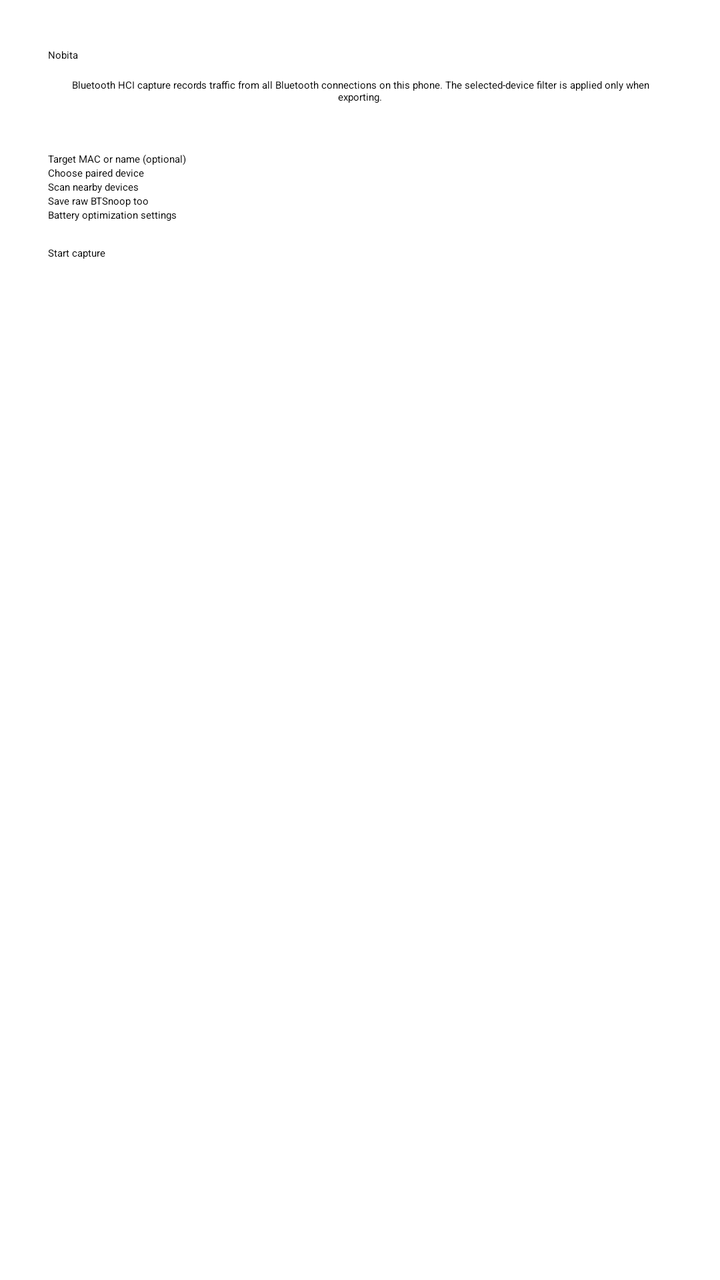
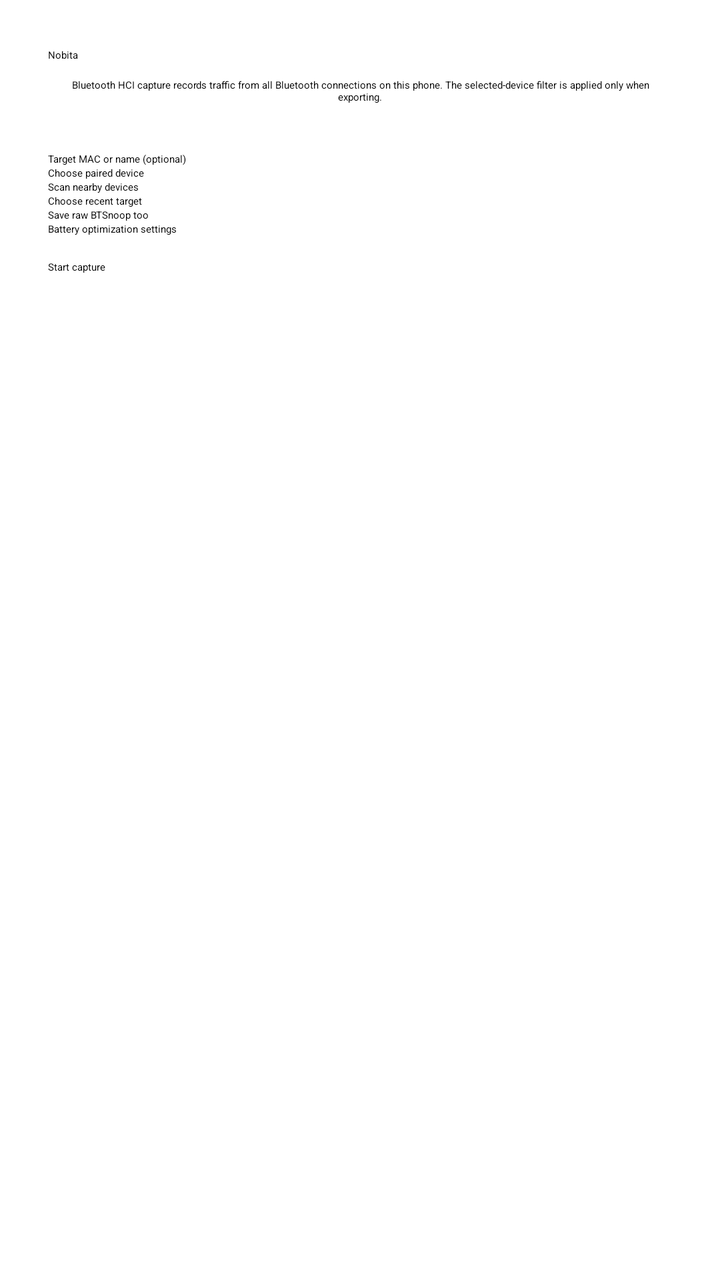

An Android layout rendered at two revisions. The XML below is the earlier revision; the diff shows what the commit changed to produce the second picture.
<!-- AndroidManifest.xml: application theme Theme.MyApp -->
<!-- res/layout/activity_main.xml -->
<?xml version="1.0" encoding="utf-8"?>
<LinearLayout xmlns:android="http://schemas.android.com/apk/res/android"
    android:layout_width="match_parent"
    android:layout_height="match_parent"
    android:gravity="center_horizontal"
    android:orientation="vertical"
    android:padding="24dp">

    <TextView
        android:layout_width="match_parent"
        android:layout_height="wrap_content"
        android:text="@string/app_name"
        android:textAppearance="?attr/textAppearanceHeadlineMedium" />

    <TextView
        android:layout_width="wrap_content"
        android:layout_height="wrap_content"
        android:layout_marginTop="8dp"
        android:gravity="center"
        android:text="@string/app_description" />

    <EditText
        android:id="@+id/target"
        android:layout_width="match_parent"
        android:layout_height="wrap_content"
        android:layout_marginTop="24dp"
        android:hint="@string/capture_target_hint"
        android:inputType="text" />

    <Button
        android:id="@+id/choose_paired"
        android:layout_width="match_parent"
        android:layout_height="wrap_content"
        android:text="@string/choose_paired" />
    <Button android:id="@+id/scan_nearby" android:layout_width="match_parent" android:layout_height="wrap_content" android:text="@string/scan_nearby" />
    <CheckBox android:id="@+id/save_raw" android:layout_width="match_parent" android:layout_height="wrap_content" android:text="@string/save_raw" />
    <Button android:id="@+id/battery_settings" android:layout_width="match_parent" android:layout_height="wrap_content" android:text="@string/battery_settings" />

    <Button
        android:id="@+id/start_capture"
        android:layout_width="match_parent"
        android:layout_height="wrap_content"
        android:layout_marginTop="12dp"
        android:text="@string/start_capture" />

    <Button
        android:id="@+id/stop_export"
        android:layout_width="match_parent"
        android:layout_height="wrap_content"
        android:text="@string/stop_export"
        android:visibility="gone" />
    <Button android:id="@+id/export_full" android:layout_width="match_parent" android:layout_height="wrap_content" android:text="@string/export_full" android:visibility="gone" />

    <TextView
        android:id="@+id/status"
        android:layout_width="match_parent"
        android:layout_height="wrap_content"
        android:layout_marginTop="16dp" />

    <LinearLayout
        android:id="@+id/export_actions"
        android:layout_width="match_parent"
        android:layout_height="wrap_content"
        android:visibility="gone">
        <Button android:id="@+id/open_capture" android:layout_width="0dp" android:layout_height="wrap_content" android:layout_weight="1" android:text="@string/open_capture" />
        <Button android:id="@+id/share_capture" android:layout_width="0dp" android:layout_height="wrap_content" android:layout_weight="1" android:text="@string/share_capture" />
    </LinearLayout>
</LinearLayout>
<!-- resources referenced by this layout -->
<resources>
  <string name="app_description">Bluetooth HCI capture records traffic from all Bluetooth connections on this phone. The selected-device filter is applied only when exporting.</string>
  <string name="app_name">Nobita</string>
  <string name="battery_settings">Battery optimization settings</string>
  <string name="capture_target_hint">Target MAC or name (optional)</string>
  <string name="choose_paired">Choose paired device</string>
  <string name="export_full">Export full capture</string>
  <string name="open_capture">Open</string>
  <string name="save_raw">Save raw BTSnoop too</string>
  <string name="scan_nearby">Scan nearby devices</string>
  <string name="share_capture">Share</string>
  <string name="start_capture">Start capture</string>
  <string name="stop_export">Stop &amp; export</string>
</resources>

<!-- the commit's change to res/layout/activity_main.xml (unified diff, before → after) -->
@@ -33,6 +33,7 @@
         android:layout_height="wrap_content"
         android:text="@string/choose_paired" />
     <Button android:id="@+id/scan_nearby" android:layout_width="match_parent" android:layout_height="wrap_content" android:text="@string/scan_nearby" />
+    <Button android:id="@+id/choose_recent" android:layout_width="match_parent" android:layout_height="wrap_content" android:text="@string/choose_recent" />
     <CheckBox android:id="@+id/save_raw" android:layout_width="match_parent" android:layout_height="wrap_content" android:text="@string/save_raw" />
     <Button android:id="@+id/battery_settings" android:layout_width="match_parent" android:layout_height="wrap_content" android:text="@string/battery_settings" />
 
<!-- resource entries referenced after the edit -->
@@ -5,6 +5,7 @@
   <string name="battery_settings">Battery optimization settings</string>
   <string name="capture_target_hint">Target MAC or name (optional)</string>
   <string name="choose_paired">Choose paired device</string>
+  <string name="choose_recent">Choose recent target</string>
   <string name="export_full">Export full capture</string>
   <string name="open_capture">Open</string>
   <string name="save_raw">Save raw BTSnoop too</string>
